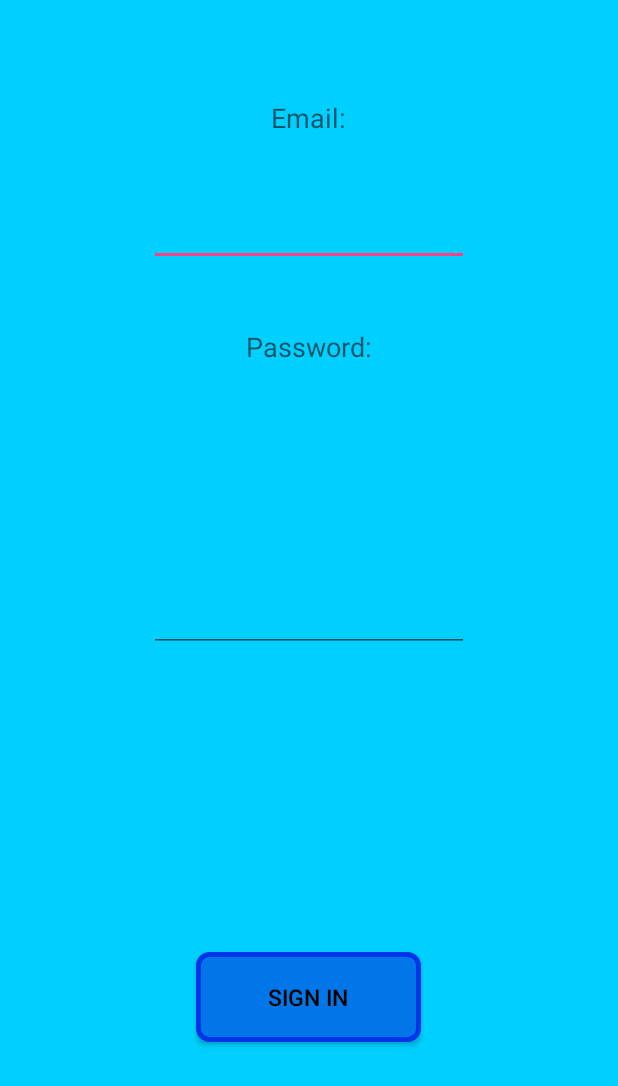
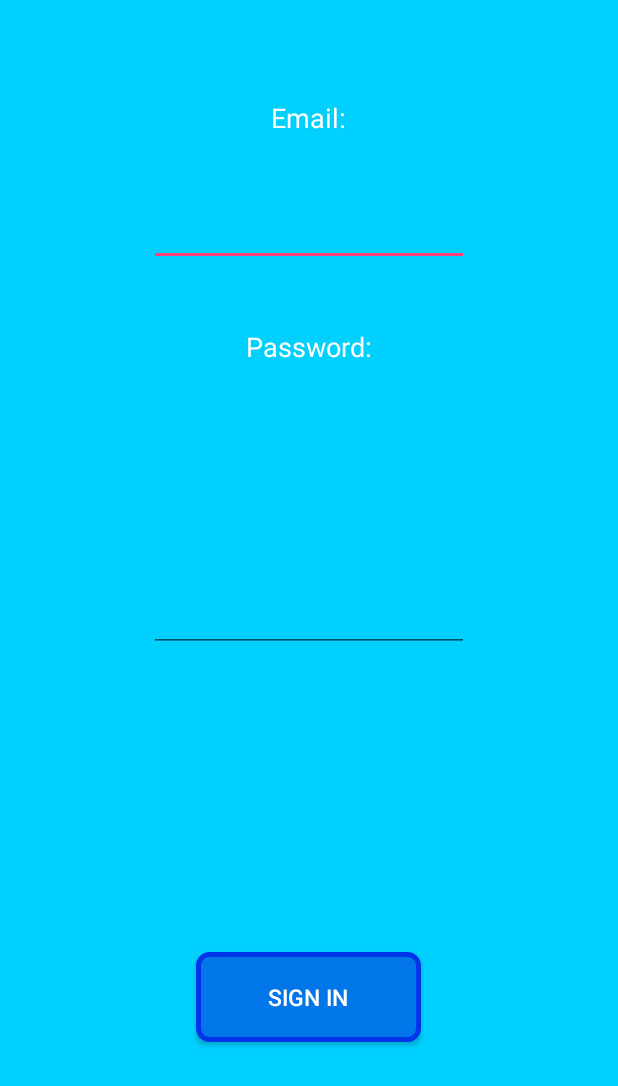
Before and after one commit to truell20/MyHM, an Android app: the screen it shows after launch (MainActivity), on a phone screen of 412 x 824 dp. Shown: the top 1086 px of the screen. Run offline under Robolectric (Android 15) with nearby library versions, the phone set to English and light mode, and no system bars.

Commit message:
almost all there
ererr

```diff
--- a/Android/App/app/src/main/res/layout/content_main.xml
+++ b/Android/App/app/src/main/res/layout/content_main.xml
@@ -29,7 +29,8 @@
         android:id="@+id/emailText"
         android:layout_alignParentTop="true"
         android:layout_centerHorizontal="true"
-        android:layout_marginTop="54dp" />
+        android:layout_marginTop="54dp"
+        android:textColor="#FFFFFF" />
 
     <EditText
         android:layout_width="wrap_content"
@@ -39,7 +40,8 @@
         android:id="@+id/emailInput"
         android:layout_marginTop="41dp"
         android:layout_below="@+id/emailText"
-        android:layout_centerHorizontal="true" />
+        android:layout_centerHorizontal="true"
+        android:textColor="#FFFFFF" />
 
     <EditText
         android:layout_width="wrap_content"
@@ -48,7 +50,8 @@
         android:ems="10"
         android:id="@+id/passwordInput"
         android:layout_centerVertical="true"
-        android:layout_centerHorizontal="true" />
+        android:layout_centerHorizontal="true"
+        android:textColor="#FFFFFF" />
 
     <TextView
         android:layout_width="wrap_content"
@@ -58,7 +61,8 @@
         android:id="@+id/passwordText"
         android:layout_below="@+id/emailInput"
         android:layout_centerHorizontal="true"
-        android:layout_marginTop="41dp" />
+        android:layout_marginTop="41dp"
+        android:textColor="#FFFFFF" />
 
     <Button
         android:layout_width="wrap_content"
@@ -71,7 +75,7 @@
 
         android:background="@drawable/buttonshape"
 
-        android:textColor="#000000"
+        android:textColor="#FFFFFF"
         android:textSize="15sp"
 
         />
--- a/Android/App/app/src/main/res/layout/fragment_schedule.xml
+++ b/Android/App/app/src/main/res/layout/fragment_schedule.xml
@@ -23,7 +23,8 @@
             android:layout_height="wrap_content"
             android:layout_gravity="center_horizontal"
             android:textSize="24sp"
-            android:text="Day 1"/>
+            android:text="Day 1"
+            android:textColor="#FFFFFF" />
 
     </LinearLayout>
 
--- a/Android/App/app/src/main/res/layout/fragment_search.xml
+++ b/Android/App/app/src/main/res/layout/fragment_search.xml
@@ -20,7 +20,7 @@
 
         android:background="@drawable/buttonshape"
 
-        android:textColor="#000000"
+        android:textColor="#FFFFFF"
         android:textSize="15sp"
         />
 
--- a/Android/App/app/src/main/res/values/styles.xml
+++ b/Android/App/app/src/main/res/values/styles.xml
@@ -13,5 +13,8 @@
     </style>
     <style name="AppTheme.AppBarOverlay" parent="ThemeOverlay.AppCompat.Dark.ActionBar" />
     <style name="AppTheme.PopupOverlay" parent="ThemeOverlay.AppCompat.Light" />
+    <style name="TextColor">
+        <item name="android:textColor">#FFFFFF</item>
+    </style>
 
 </resources>
```
Also changed, not shown: Android/App/app/src/main/res/layout/fragment_home.xml (+7 -4 lines), Android/App/app/src/main/res/layout/fragment_meeting.xml (+11 -6 lines).
